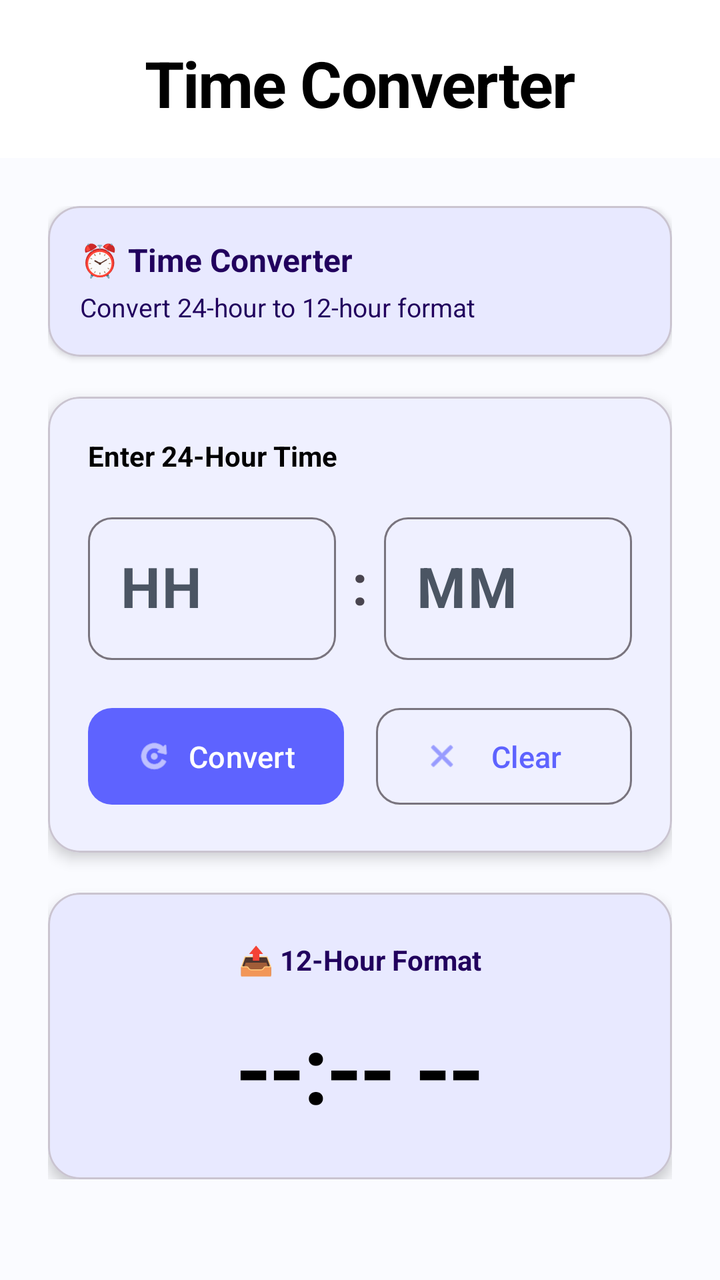
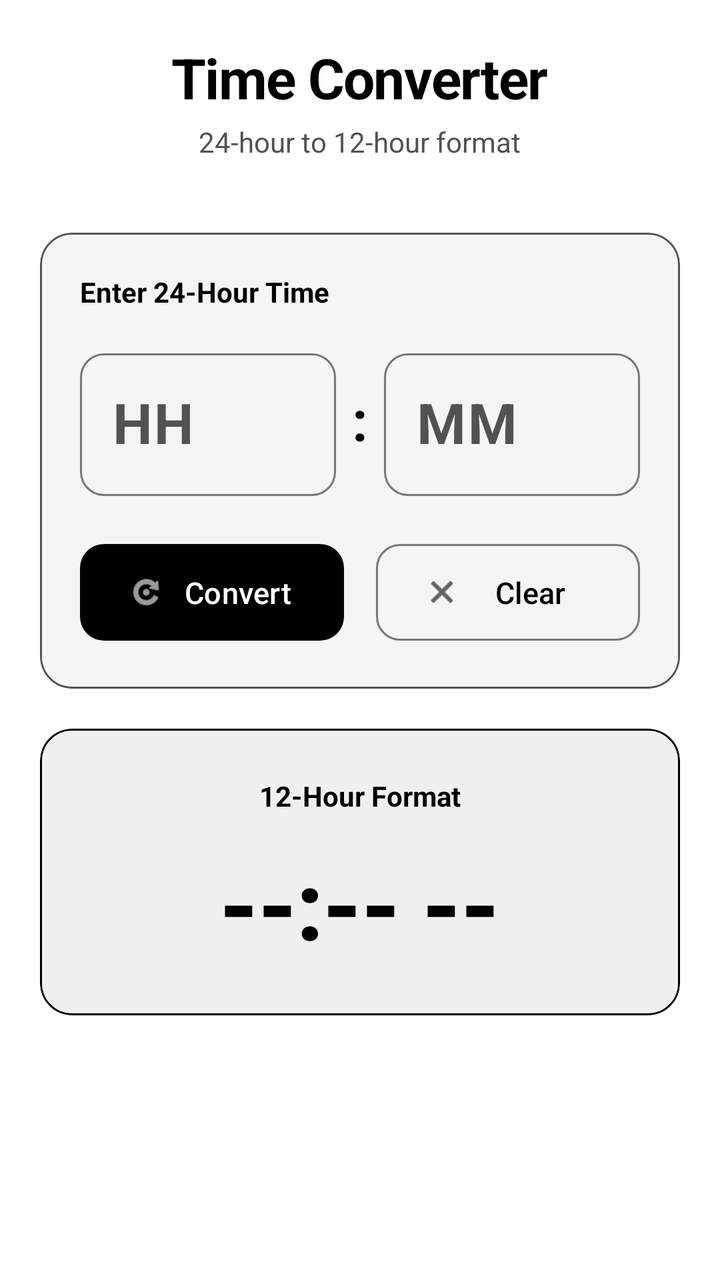

Two renders of the same Android screen: before a commit and after it. Below are the layout's source before the change and the commit's diff.
<!-- AndroidManifest.xml: application theme Theme.DevLifeOS -->
<!-- res/layout/fragment_time_converter.xml -->
<?xml version="1.0" encoding="utf-8"?>
<androidx.coordinatorlayout.widget.CoordinatorLayout xmlns:android="http://schemas.android.com/apk/res/android"
    xmlns:app="http://schemas.android.com/apk/res-auto"
    xmlns:tools="http://schemas.android.com/tools"
    android:layout_width="match_parent"
    android:layout_height="match_parent"
    android:background="@color/md_theme_light_background">

    
    <com.google.android.material.appbar.AppBarLayout
        android:id="@+id/appBarLayout"
        android:layout_width="match_parent"
        android:layout_height="wrap_content"
        android:background="?attr/colorSurface"
        android:elevation="0dp"
        app:elevation="0dp">

        <LinearLayout
            android:layout_width="match_parent"
            android:layout_height="wrap_content"
            android:orientation="vertical"
            android:paddingStart="24dp"
            android:paddingTop="20dp"
            android:paddingEnd="24dp"
            android:paddingBottom="16dp">

            <TextView
                android:layout_width="wrap_content"
                android:layout_height="wrap_content"
                android:layout_gravity="center"
                android:text="Time Converter"
                android:textColor="?attr/colorOnSurface"
                android:textSize="32sp"
                android:textStyle="bold"
                android:letterSpacing="-0.02" />


        </LinearLayout>

    </com.google.android.material.appbar.AppBarLayout>

    <androidx.core.widget.NestedScrollView
        android:layout_width="match_parent"
        android:layout_height="match_parent"
        android:fillViewport="false"
        app:layout_behavior="@string/appbar_scrolling_view_behavior">

        <LinearLayout
            android:layout_width="match_parent"
            android:layout_height="wrap_content"
            android:orientation="vertical"
            android:padding="24dp">

            
            <com.google.android.material.card.MaterialCardView
                android:layout_width="match_parent"
                android:layout_height="wrap_content"
                app:cardBackgroundColor="?attr/colorPrimaryContainer"
                app:cardCornerRadius="16dp"
                app:cardElevation="2dp">

                <LinearLayout
                    android:layout_width="match_parent"
                    android:layout_height="wrap_content"
                    android:orientation="vertical"
                    android:padding="16dp">

                    <TextView
                        android:layout_width="wrap_content"
                        android:layout_height="wrap_content"
                        android:text="⏰ Time Converter"
                        android:textColor="?attr/colorOnPrimaryContainer"
                        android:textSize="16sp"
                        android:textStyle="bold" />

                    <TextView
                        android:layout_width="wrap_content"
                        android:layout_height="wrap_content"
                        android:layout_marginTop="4dp"
                        android:text="Convert 24-hour to 12-hour format"
                        android:textColor="?attr/colorOnPrimaryContainer"
                        android:textSize="13sp" />

                </LinearLayout>

            </com.google.android.material.card.MaterialCardView>

            
            <com.google.android.material.card.MaterialCardView
                android:layout_width="match_parent"
                android:layout_height="wrap_content"
                android:layout_marginTop="20dp"
                app:cardCornerRadius="16dp"
                app:cardElevation="4dp">

                <LinearLayout
                    android:layout_width="match_parent"
                    android:layout_height="wrap_content"
                    android:orientation="vertical"
                    android:padding="20dp">

                    <TextView
                        android:layout_width="wrap_content"
                        android:layout_height="wrap_content"
                        android:text="Enter 24-Hour Time"
                        android:textColor="?attr/colorOnSurface"
                        android:textSize="14sp"
                        android:textStyle="bold" />

                    
                    <LinearLayout
                        android:layout_width="match_parent"
                        android:layout_height="wrap_content"
                        android:layout_marginTop="16dp"
                        android:gravity="center"
                        android:orientation="horizontal">

                        
                        <com.google.android.material.textfield.TextInputLayout
                            style="@style/Widget.Material3.TextInputLayout.OutlinedBox"
                            android:layout_width="0dp"
                            android:layout_height="wrap_content"
                            android:layout_weight="1"
                            android:hint="HH"
                            app:boxCornerRadiusBottomEnd="12dp"
                            app:boxCornerRadiusBottomStart="12dp"
                            app:boxCornerRadiusTopEnd="12dp"
                            app:boxCornerRadiusTopStart="12dp">

                            <com.google.android.material.textfield.TextInputEditText
                                android:id="@+id/etHour24"
                                android:layout_width="match_parent"
                                android:layout_height="wrap_content"
                                android:inputType="number"
                                android:maxLength="2"
                                android:textAlignment="center"
                                android:textSize="28sp"
                                android:textStyle="bold" />

                        </com.google.android.material.textfield.TextInputLayout>

                        
                        <TextView
                            android:layout_width="wrap_content"
                            android:layout_height="wrap_content"
                            android:layout_marginStart="8dp"
                            android:layout_marginEnd="8dp"
                            android:text=":"
                            android:textSize="28sp"
                            android:textStyle="bold" />

                        
                        <com.google.android.material.textfield.TextInputLayout
                            style="@style/Widget.Material3.TextInputLayout.OutlinedBox"
                            android:layout_width="0dp"
                            android:layout_height="wrap_content"
                            android:layout_weight="1"
                            android:hint="MM"
                            app:boxCornerRadiusBottomEnd="12dp"
                            app:boxCornerRadiusBottomStart="12dp"
                            app:boxCornerRadiusTopEnd="12dp"
                            app:boxCornerRadiusTopStart="12dp">

                            <com.google.android.material.textfield.TextInputEditText
                                android:id="@+id/etMinute"
                                android:layout_width="match_parent"
                                android:layout_height="wrap_content"
                                android:inputType="number"
                                android:maxLength="2"
                                android:textAlignment="center"
                                android:textSize="28sp"
                                android:textStyle="bold" />

                        </com.google.android.material.textfield.TextInputLayout>

                    </LinearLayout>

                    
                    <LinearLayout
                        android:layout_width="match_parent"
                        android:layout_height="wrap_content"
                        android:layout_marginTop="20dp"
                        android:orientation="horizontal">

                        <com.google.android.material.button.MaterialButton
                            android:id="@+id/btnConvert"
                            android:layout_width="0dp"
                            android:layout_height="wrap_content"
                            android:layout_marginEnd="8dp"
                            android:layout_weight="1"
                            android:paddingVertical="14dp"
                            android:text="Convert"
                            android:textSize="15sp"
                            app:cornerRadius="12dp"
                            app:icon="@android:drawable/ic_menu_rotate" />

                        <com.google.android.material.button.MaterialButton
                            android:id="@+id/btnClear"
                            style="@style/Widget.Material3.Button.OutlinedButton"
                            android:layout_width="0dp"
                            android:layout_height="wrap_content"
                            android:layout_marginStart="8dp"
                            android:layout_weight="1"
                            android:paddingVertical="14dp"
                            android:text="Clear"
                            android:textSize="15sp"
                            app:cornerRadius="12dp"
                            app:icon="@android:drawable/ic_menu_close_clear_cancel" />

                    </LinearLayout>

                </LinearLayout>

            </com.google.android.material.card.MaterialCardView>

            
            <com.google.android.material.card.MaterialCardView
                android:id="@+id/cardResult"
                android:layout_width="match_parent"
                android:layout_height="wrap_content"
                android:layout_marginTop="20dp"
                app:cardBackgroundColor="?attr/colorPrimaryContainer"
                app:cardCornerRadius="16dp"
                app:cardElevation="4dp">

                <LinearLayout
                    android:layout_width="match_parent"
                    android:layout_height="wrap_content"
                    android:gravity="center"
                    android:orientation="vertical"
                    android:padding="24dp">

                    <TextView
                        android:layout_width="wrap_content"
                        android:layout_height="wrap_content"
                        android:text="📤 12-Hour Format"
                        android:textColor="?attr/colorOnPrimaryContainer"
                        android:textSize="14sp"
                        android:textStyle="bold" />

                    <TextView
                        android:id="@+id/tvResult12Hour"
                        android:layout_width="wrap_content"
                        android:layout_height="wrap_content"
                        android:layout_marginTop="12dp"
                        android:fontFamily="sans-serif-light"
                        android:letterSpacing="-0.02"
                        android:text="--:-- --"
                        android:textColor="@color/black"
                        android:textSize="48sp"
                        android:textStyle="bold" />

                    
                    <com.google.android.material.card.MaterialCardView
                        android:id="@+id/cardExplanation"
                        android:layout_width="match_parent"
                        android:layout_height="wrap_content"
                        android:layout_marginTop="16dp"
                        android:visibility="gone"
                        app:cardBackgroundColor="@android:color/white"
                        app:cardCornerRadius="12dp"
                        app:cardElevation="1dp">

                        <TextView
                            android:id="@+id/tvResultExplanation"
                            android:layout_width="match_parent"
                            android:layout_height="wrap_content"
                            android:fontFamily="monospace"
                            android:padding="12dp"
                            android:text="Enter time to see conversion"
                            android:textColor="@android:color/black"
                            android:textSize="12sp"
                            android:lineSpacingExtra="2dp" />

                    </com.google.android.material.card.MaterialCardView>

                </LinearLayout>

            </com.google.android.material.card.MaterialCardView>


        </LinearLayout>

    </androidx.core.widget.NestedScrollView>

</androidx.coordinatorlayout.widget.CoordinatorLayout>
<!-- resources referenced by this layout -->
<resources>
  <color name="black">#FF000000</color>
  <color name="md_theme_light_background">#FAFBFF</color>
  <style name="Theme.DevLifeOS" parent="Base.Theme.DevLifeOS" />
  <style name="Base.Theme.DevLifeOS" parent="Theme.Material3.DayNight.NoActionBar">
          
          <item name="colorPrimary">@color/md_theme_light_primary</item>
          <item name="colorOnPrimary">@color/md_theme_light_onPrimary</item>
          <item name="colorPrimaryContainer">@color/md_theme_light_primaryContainer</item>
  
          
          <item name="colorSecondary">@color/md_theme_light_secondary</item>
          <item name="colorOnSecondary">@color/md_theme_light_onSecondary</item>
          <item name="colorSecondaryContainer">@color/md_theme_light_primaryContainer</item>
          <item name="colorOnSecondaryContainer">@color/md_theme_light_onPrimary</item>
  
          
          <item name="android:colorBackground">@color/md_theme_light_background</item>
          <item name="colorOnBackground">@color/black</item>
  
          
          <item name="colorSurface">@color/md_theme_light_surface</item>
          <item name="colorOnSurface">@color/black</item>
          <item name="colorSurfaceVariant">@color/md_theme_light_surfaceVariant</item>
          <item name="colorOnSurfaceVariant">@color/neutral_600</item>
  
          
          <item name="colorError">@color/md_theme_light_error</item>
          <item name="colorOnError">@color/white</item>
  
          
          <item name="android:statusBarColor">?attr/colorSurface</item>
          <item name="android:windowLightStatusBar" tools:targetApi="m">true</item>
  
          
          <item name="android:navigationBarColor">?attr/colorSurface</item>
          <item name="android:windowLightNavigationBar" tools:targetApi="o">true</item>
      </style>
  <color name="md_theme_light_primary">#5E63FF</color>
  <color name="md_theme_light_onPrimary">#FFFFFF</color>
  <color name="md_theme_light_primaryContainer">#E8E9FF</color>
  <color name="md_theme_light_secondary">#00D9C8</color>
  <color name="md_theme_light_onSecondary">#FFFFFF</color>
  <color name="md_theme_light_surface">#FFFFFF</color>
  <color name="md_theme_light_surfaceVariant">#F5F6FA</color>
  <color name="neutral_600">#4B5563</color>
  <color name="md_theme_light_error">#FF5757</color>
  <color name="white">#FFFFFFFF</color>
</resources>

<!-- the commit's change to res/layout/fragment_time_converter.xml (unified diff, before → after) -->
@@ -4,7 +4,7 @@
     xmlns:tools="http://schemas.android.com/tools"
     android:layout_width="match_parent"
     android:layout_height="match_parent"
-    android:background="@color/md_theme_light_background">
+    android:background="?attr/colorSurface">
 
     
     <com.google.android.material.appbar.AppBarLayout
@@ -30,10 +30,18 @@
                 android:layout_gravity="center"
                 android:text="Time Converter"
                 android:textColor="?attr/colorOnSurface"
-                android:textSize="32sp"
+                android:textSize="28sp"
                 android:textStyle="bold"
                 android:letterSpacing="-0.02" />
 
+            <TextView
+                android:layout_width="wrap_content"
+                android:layout_height="wrap_content"
+                android:layout_marginTop="4dp"
+                android:layout_gravity="center"
+                android:text="24-hour to 12-hour format"
+                android:textColor="?attr/colorOnSurfaceVariant"
+                android:textSize="14sp" />
 
         </LinearLayout>
 
@@ -49,49 +57,17 @@
             android:layout_width="match_parent"
             android:layout_height="wrap_content"
             android:orientation="vertical"
-            android:padding="24dp">
+            android:padding="20dp">
 
             
             <com.google.android.material.card.MaterialCardView
                 android:layout_width="match_parent"
                 android:layout_height="wrap_content"
-                app:cardBackgroundColor="?attr/colorPrimaryContainer"
+                app:cardBackgroundColor="?attr/colorSurfaceVariant"
                 app:cardCornerRadius="16dp"
-                app:cardElevation="2dp">
-
-                <LinearLayout
-                    android:layout_width="match_parent"
-                    android:layout_height="wrap_content"
-                    android:orientation="vertical"
-                    android:padding="16dp">
-
-                    <TextView
-                        android:layout_width="wrap_content"
-                        android:layout_height="wrap_content"
-                        android:text="⏰ Time Converter"
-                        android:textColor="?attr/colorOnPrimaryContainer"
-                        android:textSize="16sp"
-                        android:textStyle="bold" />
-
-                    <TextView
-                        android:layout_width="wrap_content"
-                        android:layout_height="wrap_content"
-                        android:layout_marginTop="4dp"
-                        android:text="Convert 24-hour to 12-hour format"
-                        android:textColor="?attr/colorOnPrimaryContainer"
-                        android:textSize="13sp" />
-
-                </LinearLayout>
-
-            </com.google.android.material.card.MaterialCardView>
-
-            
-            <com.google.android.material.card.MaterialCardView
-                android:layout_width="match_parent"
-                android:layout_height="wrap_content"
-                android:layout_marginTop="20dp"
-                app:cardCornerRadius="16dp"
-                app:cardElevation="4dp">
+                app:cardElevation="0dp"
+                app:strokeWidth="1dp"
+                app:strokeColor="?attr/colorOnSurfaceVariant">
 
                 <LinearLayout
                     android:layout_width="match_parent"
@@ -146,6 +122,7 @@
                             android:layout_marginStart="8dp"
                             android:layout_marginEnd="8dp"
                             android:text=":"
+                            android:textColor="?attr/colorOnSurface"
                             android:textSize="28sp"
                             android:textStyle="bold" />
 
@@ -221,7 +198,9 @@
                 android:layout_marginTop="20dp"
                 app:cardBackgroundColor="?attr/colorPrimaryContainer"
                 app:cardCornerRadius="16dp"
-                app:cardElevation="4dp">
+                app:cardElevation="0dp"
+                app:strokeWidth="1dp"
+                app:strokeColor="?attr/colorPrimary">
 
                 <LinearLayout
                     android:layout_width="match_parent"
@@ -233,8 +212,8 @@
                     <TextView
                         android:layout_width="wrap_content"
                         android:layout_height="wrap_content"
-                        android:text="📤 12-Hour Format"
-                        android:textColor="?attr/colorOnPrimaryContainer"
+                        android:text="12-Hour Format"
+                        android:textColor="?attr/colorOnSurface"
                         android:textSize="14sp"
                         android:textStyle="bold" />
 
@@ -243,10 +222,10 @@
                         android:layout_width="wrap_content"
                         android:layout_height="wrap_content"
                         android:layout_marginTop="12dp"
-                        android:fontFamily="sans-serif-light"
+                        android:fontFamily="sans-serif-medium"
                         android:letterSpacing="-0.02"
                         android:text="--:-- --"
-                        android:textColor="@color/black"
+                        android:textColor="?attr/colorOnSurface"
                         android:textSize="48sp"
                         android:textStyle="bold" />
 
@@ -257,9 +236,9 @@
                         android:layout_height="wrap_content"
                         android:layout_marginTop="16dp"
                         android:visibility="gone"
-                        app:cardBackgroundColor="@android:color/white"
+                        app:cardBackgroundColor="?attr/colorSurface"
                         app:cardCornerRadius="12dp"
-                        app:cardElevation="1dp">
+                        app:cardElevation="0dp">
 
                         <TextView
                             android:id="@+id/tvResultExplanation"
@@ -268,7 +247,7 @@
                             android:fontFamily="monospace"
                             android:padding="12dp"
                             android:text="Enter time to see conversion"
-                            android:textColor="@android:color/black"
+                            android:textColor="?attr/colorOnSurface"
                             android:textSize="12sp"
                             android:lineSpacingExtra="2dp" />
 
<!-- resource entries referenced after the edit -->
@@ -1,7 +1,7 @@
 <!-- resources referenced by this layout -->
 <resources>
   <color name="black">#FF000000</color>
-  <color name="md_theme_light_background">#FAFBFF</color>
+  <color name="md_theme_light_background">#FFFFFF</color>
   <style name="Theme.DevLifeOS" parent="Base.Theme.DevLifeOS" />
   <style name="Base.Theme.DevLifeOS" parent="Theme.Material3.DayNight.NoActionBar">
           
@@ -13,7 +13,7 @@
           <item name="colorSecondary">@color/md_theme_light_secondary</item>
           <item name="colorOnSecondary">@color/md_theme_light_onSecondary</item>
           <item name="colorSecondaryContainer">@color/md_theme_light_primaryContainer</item>
-          <item name="colorOnSecondaryContainer">@color/md_theme_light_onPrimary</item>
+          <item name="colorOnSecondaryContainer">@color/black</item>
   
           
           <item name="android:colorBackground">@color/md_theme_light_background</item>
@@ -30,22 +30,22 @@
           <item name="colorOnError">@color/white</item>
   
           
-          <item name="android:statusBarColor">?attr/colorSurface</item>
+          <item name="android:statusBarColor">@color/white</item>
           <item name="android:windowLightStatusBar" tools:targetApi="m">true</item>
   
           
-          <item name="android:navigationBarColor">?attr/colorSurface</item>
+          <item name="android:navigationBarColor">@color/white</item>
           <item name="android:windowLightNavigationBar" tools:targetApi="o">true</item>
       </style>
-  <color name="md_theme_light_primary">#5E63FF</color>
+  <color name="md_theme_light_primary">#000000</color>
   <color name="md_theme_light_onPrimary">#FFFFFF</color>
-  <color name="md_theme_light_primaryContainer">#E8E9FF</color>
-  <color name="md_theme_light_secondary">#00D9C8</color>
+  <color name="md_theme_light_primaryContainer">#F0F0F0</color>
+  <color name="md_theme_light_secondary">#333333</color>
   <color name="md_theme_light_onSecondary">#FFFFFF</color>
   <color name="md_theme_light_surface">#FFFFFF</color>
-  <color name="md_theme_light_surfaceVariant">#F5F6FA</color>
-  <color name="neutral_600">#4B5563</color>
-  <color name="md_theme_light_error">#FF5757</color>
+  <color name="md_theme_light_surfaceVariant">#F5F5F5</color>
+  <color name="neutral_600">#525252</color>
+  <color name="md_theme_light_error">#DC2626</color>
   <color name="white">#FFFFFFFF</color>
 </resources>
 
